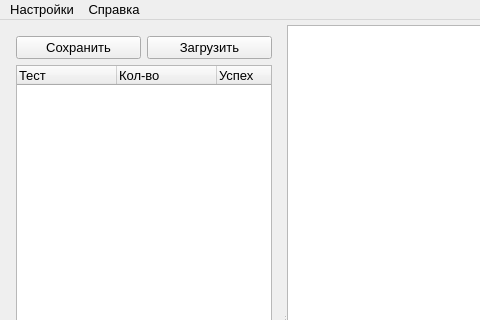
Before: the Qt Designer form ui/mainwindow.ui in irsural/clb_autocheck, drawn with Qt 5; both pictures show x 0 to 480 and y 0 to 320 of the 870 by 625 pixel window.
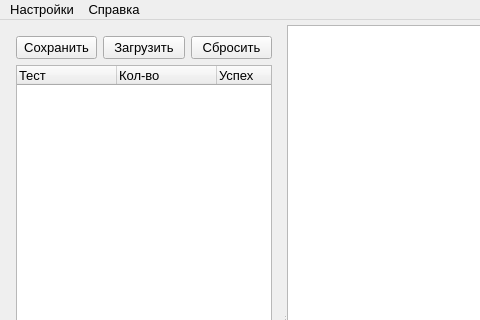
After: the same form once the commit is applied.

Commit message: Добавил кнопку сбросить результаты

What changed in the file:
```diff
--- a/ui/mainwindow.ui
+++ b/ui/mainwindow.ui
@@ -61,6 +61,13 @@
             </property>
            </widget>
           </item>
+          <item>
+           <widget class="QPushButton" name="clear_results_button">
+            <property name="text">
+             <string>Сбросить</string>
+            </property>
+           </widget>
+          </item>
          </layout>
         </item>
         <item>
```
The commit also changes 5 other files.
